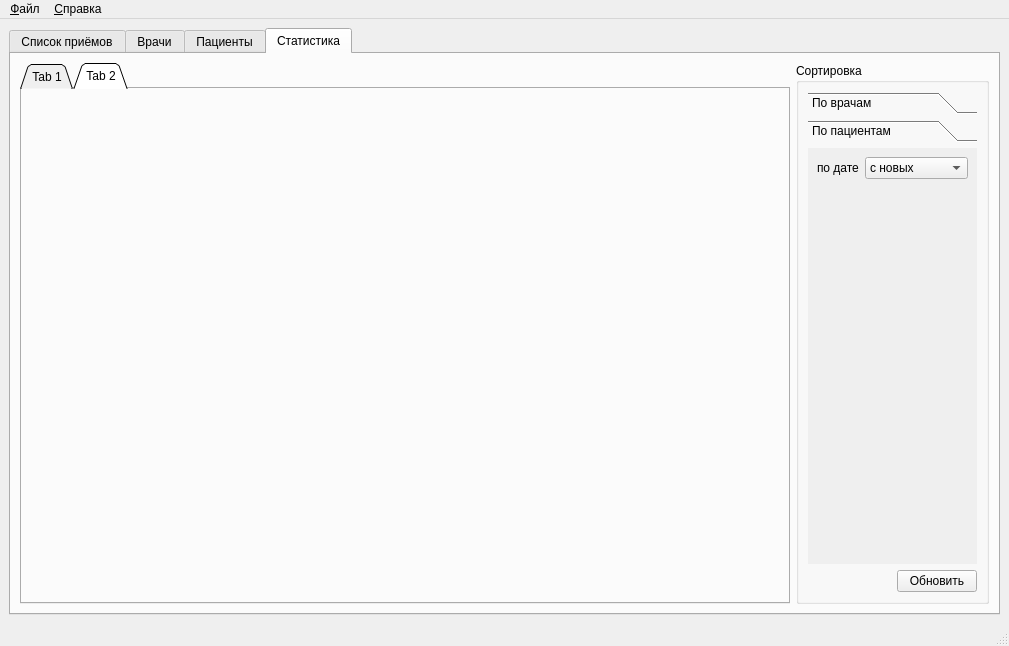
First picture: the form in src/mainwindow.ui, repository MM-Collaboration/Hospital-Finance-Tracing, before the edit.
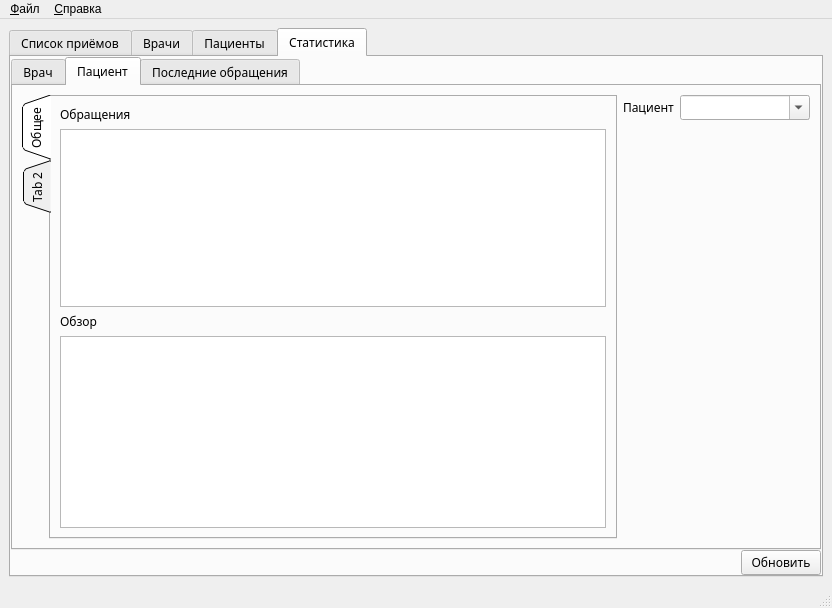
Second picture: the form after the edit. The open tabs and pages were chosen to show the change.

The edit to the form file:
```diff
--- a/src/mainwindow.ui
+++ b/src/mainwindow.ui
@@ -6,8 +6,8 @@
    <rect>
     <x>0</x>
     <y>0</y>
-    <width>1009</width>
-    <height>646</height>
+    <width>832</width>
+    <height>608</height>
    </rect>
   </property>
   <property name="windowTitle">
@@ -17,6 +17,13 @@
    <layout class="QVBoxLayout" name="verticalLayout">
     <item>
      <widget class="QTabWidget" name="tabWidget">
+      <property name="font">
+       <font>
+        <family>Sans Serif</family>
+        <pointsize>9</pointsize>
+        <bold>false</bold>
+       </font>
+      </property>
       <property name="currentIndex">
        <number>3</number>
       </property>
@@ -27,12 +34,25 @@
        <bool>false</bool>
       </property>
       <widget class="QWidget" name="tab_appointments_list">
+       <property name="font">
+        <font>
+         <family>Sans Serif</family>
+         <pointsize>9</pointsize>
+         <bold>false</bold>
+        </font>
+       </property>
        <attribute name="title">
         <string>Список приёмов</string>
        </attribute>
-       <layout class="QHBoxLayout" name="horizontalLayout_2" stretch="3,1">
+       <layout class="QHBoxLayout" name="horizontalLayout_2" stretch="1,0">
         <item>
          <widget class="QTableView" name="tableView_visits">
+          <property name="sizePolicy">
+           <sizepolicy hsizetype="Expanding" vsizetype="Expanding">
+            <horstretch>0</horstretch>
+            <verstretch>0</verstretch>
+           </sizepolicy>
+          </property>
           <property name="frameShape">
            <enum>QFrame::StyledPanel</enum>
           </property>
@@ -121,6 +141,9 @@
            <layout class="QHBoxLayout" name="horizontalLayout_6">
             <item>
              <widget class="QPushButton" name="btn_edit_appointment">
+              <property name="enabled">
+               <bool>false</bool>
+              </property>
               <property name="text">
                <string>Изменить</string>
               </property>
@@ -228,10 +251,17 @@
        </layout>
       </widget>
       <widget class="QWidget" name="tab_doctors_list">
+       <property name="font">
+        <font>
+         <family>Sans Serif</family>
+         <pointsize>9</pointsize>
+         <bold>false</bold>
+        </font>
+       </property>
        <attribute name="title">
         <string>Врачи</string>
        </attribute>
-       <layout class="QHBoxLayout" name="horizontalLayout_5" stretch="2,1">
+       <layout class="QHBoxLayout" name="horizontalLayout_5" stretch="1,0">
         <item>
          <widget class="QTableView" name="tableView_doctors">
           <property name="autoScrollMargin">
@@ -327,10 +357,17 @@
        </layout>
       </widget>
       <widget class="QWidget" name="tab_patients_list">
+       <property name="font">
+        <font>
+         <family>Sans Serif</family>
+         <pointsize>9</pointsize>
+         <bold>false</bold>
+        </font>
+       </property>
        <attribute name="title">
         <string>Пациенты</string>
        </attribute>
-       <layout class="QHBoxLayout" name="horizontalLayout_8" stretch="2,1">
+       <layout class="QHBoxLayout" name="horizontalLayout_8" stretch="1,0">
         <item>
          <widget class="QTableView" name="tableView_patients">
           <property name="autoScrollMargin">
@@ -523,12 +560,60 @@
        </layout>
       </widget>
       <widget class="QWidget" name="tab_stat">
+       <property name="font">
+        <font>
+         <family>Sans Serif</family>
+         <pointsize>9</pointsize>
+         <bold>false</bold>
+        </font>
+       </property>
        <attribute name="title">
         <string>Статистика</string>
        </attribute>
-       <layout class="QHBoxLayout" name="horizontalLayout_3" stretch="4,1">
+       <layout class="QVBoxLayout" name="verticalLayout_2">
+        <property name="spacing">
+         <number>0</number>
+        </property>
+        <property name="leftMargin">
+         <number>0</number>
+        </property>
+        <property name="topMargin">
+         <number>0</number>
+        </property>
+        <property name="rightMargin">
+         <number>0</number>
+        </property>
+        <property name="bottomMargin">
+         <number>0</number>
+        </property>
         <item>
-         <widget class="QTabWidget" name="tabWidget_2">
+         <widget class="QTabWidget" name="tabWidget_stat">
+          <property name="font">
+           <font>
+            <family>Sans Serif</family>
+            <pointsize>9</pointsize>
+            <bold>false</bold>
+           </font>
+          </property>
+          <property name="styleSheet">
+           <string notr="true">QTabWidget::tab-bar {
+	
+	font: 9pt &quot;Sans Serif&quot;;
+ }</string>
+          </property>
+          <property name="currentIndex">
+           <number>2</number>
+          </property>
+          <widget class="QWidget" name="doctors">
+           <attribute name="title">
+            <string>Врач</string>
+           </attribute>
+           <layout class="QHBoxLayout" name="horizontalLayout_3" stretch="1,0">
+            <item>
+             <widget class="QTabWidget" name="tabWidget_statistic">
+              <property name="tabPosition">
+               <enum>QTabWidget::West</enum>
+              </property>
           <property name="tabShape">
            <enum>QTabWidget::Triangular</enum>
           </property>
@@ -541,20 +626,33 @@
           <property name="tabBarAutoHide">
            <bool>false</bool>
           </property>
-          <widget class="QWidget" name="tab">
+              <widget class="QWidget" name="common">
            <attribute name="title">
-            <string>Tab 1</string>
+                <string>Общее</string>
            </attribute>
            <layout class="QVBoxLayout" name="verticalLayout_4">
             <item>
-             <widget class="QLabel" name="label">
+                 <widget class="QLabel" name="label_doctorVisits">
               <property name="text">
-               <string>Цены всех приёмов</string>
+                   <string>Приёмы</string>
               </property>
              </widget>
             </item>
             <item>
-             <widget class="QListView" name="listView_statAll"/>
+                 <widget class="QTableWidget" name="tableWidget_doctorStat">
+                  <property name="editTriggers">
+                   <set>QAbstractItemView::NoEditTriggers</set>
+                  </property>
+                  <property name="selectionBehavior">
+                   <enum>QAbstractItemView::SelectRows</enum>
+                  </property>
+                  <property name="textElideMode">
+                   <enum>Qt::ElideNone</enum>
+                  </property>
+                  <property name="sortingEnabled">
+                   <bool>true</bool>
+                  </property>
+                 </widget>
             </item>
             <item>
              <widget class="QLabel" name="label_8">
@@ -564,50 +662,30 @@
              </widget>
             </item>
             <item>
-             <widget class="QTextBrowser" name="textBrowser_statReview"/>
+                 <widget class="QTextBrowser" name="textBrowser_statReview">
+                  <property name="sizePolicy">
+                   <sizepolicy hsizetype="Expanding" vsizetype="Minimum">
+                    <horstretch>0</horstretch>
+                    <verstretch>0</verstretch>
+                   </sizepolicy>
+                  </property>
+                 </widget>
             </item>
            </layout>
           </widget>
-          <widget class="QWidget" name="tab_2">
+              <widget class="QWidget" name="tab_charts">
            <attribute name="title">
             <string>Tab 2</string>
            </attribute>
-           <widget class="QWidget" name="widget" native="true">
-            <property name="geometry">
-             <rect>
-              <x>80</x>
-              <y>350</y>
-              <width>120</width>
-              <height>80</height>
-             </rect>
-            </property>
-           </widget>
-          </widget>
-         </widget>
+               <layout class="QVBoxLayout" name="verticalLayout_5">
+                <item>
+                 <layout class="QVBoxLayout" name="verticalLayout_charts"/>
+                </item>
+               </layout>
+              </widget>
+             </widget>
         </item>
         <item>
-         <widget class="QGroupBox" name="groupBox">
-          <property name="title">
-           <string>Сортировка</string>
-          </property>
-          <layout class="QVBoxLayout" name="verticalLayout_3">
-           <item>
-            <widget class="QToolBox" name="toolBox">
-             <property name="currentIndex">
-              <number>0</number>
-             </property>
-             <widget class="QWidget" name="page">
-              <property name="geometry">
-               <rect>
-                <x>0</x>
-                <y>0</y>
-                <width>169</width>
-                <height>394</height>
-               </rect>
-              </property>
-              <attribute name="label">
-               <string>По врачам</string>
-              </attribute>
               <layout class="QFormLayout" name="formLayout_3">
                <item row="0" column="0">
                 <widget class="QLabel" name="label_2">
@@ -621,55 +699,184 @@
                  <property name="enabled">
                   <bool>true</bool>
                  </property>
+                <property name="minimumSize">
+                 <size>
+                  <width>130</width>
+                  <height>0</height>
+                 </size>
+                </property>
                  <property name="editable">
                   <bool>true</bool>
                  </property>
                 </widget>
                </item>
               </layout>
-             </widget>
-             <widget class="QWidget" name="page_2">
-              <property name="geometry">
-               <rect>
-                <x>0</x>
-                <y>0</y>
-                <width>151</width>
-                <height>43</height>
-               </rect>
+            </item>
+           </layout>
+          </widget>
+          <widget class="QWidget" name="tab_3">
+           <attribute name="title">
+            <string>Пациент</string>
+           </attribute>
+           <layout class="QHBoxLayout" name="horizontalLayout_9" stretch="1,0">
+            <item>
+             <widget class="QTabWidget" name="tabWidget_statistic_2">
+              <property name="sizePolicy">
+               <sizepolicy hsizetype="Expanding" vsizetype="Expanding">
+                <horstretch>0</horstretch>
+                <verstretch>0</verstretch>
+               </sizepolicy>
               </property>
-              <attribute name="label">
-               <string>По пациентам</string>
-              </attribute>
+              <property name="tabPosition">
+               <enum>QTabWidget::West</enum>
+              </property>
+              <property name="tabShape">
+               <enum>QTabWidget::Triangular</enum>
+              </property>
+              <property name="currentIndex">
+               <number>0</number>
+              </property>
+              <property name="movable">
+               <bool>true</bool>
+              </property>
+              <property name="tabBarAutoHide">
+               <bool>false</bool>
+              </property>
+              <widget class="QWidget" name="common_2">
+               <attribute name="title">
+                <string>Общее</string>
+               </attribute>
+               <layout class="QVBoxLayout" name="verticalLayout_7">
+                <item>
+                 <widget class="QLabel" name="label_patientVisit">
+                  <property name="text">
+                   <string>Обращения</string>
+                  </property>
+                 </widget>
+                </item>
+                <item>
+                 <widget class="QTableWidget" name="tableWidget_doctorStat_2">
+                  <property name="editTriggers">
+                   <set>QAbstractItemView::NoEditTriggers</set>
+                  </property>
+                  <property name="selectionBehavior">
+                   <enum>QAbstractItemView::SelectRows</enum>
+                  </property>
+                  <property name="textElideMode">
+                   <enum>Qt::ElideNone</enum>
+                  </property>
+                  <property name="sortingEnabled">
+                   <bool>true</bool>
+                  </property>
+                 </widget>
+                </item>
+                <item>
+                 <widget class="QLabel" name="label_9">
+                  <property name="text">
+                   <string>Обзор</string>
+                  </property>
+                 </widget>
+                </item>
+                <item>
+                 <widget class="QTextBrowser" name="textBrowser_patientReview">
+                  <property name="sizePolicy">
+                   <sizepolicy hsizetype="Expanding" vsizetype="Minimum">
+                    <horstretch>0</horstretch>
+                    <verstretch>0</verstretch>
+                   </sizepolicy>
+                  </property>
+                 </widget>
+                </item>
+               </layout>
+              </widget>
+              <widget class="QWidget" name="tab_charts_2">
+               <attribute name="title">
+                <string>Tab 2</string>
+               </attribute>
+               <layout class="QVBoxLayout" name="verticalLayout_8">
+                <item>
+                 <layout class="QVBoxLayout" name="verticalLayout_charts_2"/>
+                </item>
+               </layout>
+              </widget>
+             </widget>
+            </item>
+            <item>
               <layout class="QFormLayout" name="formLayout_4">
+              <property name="fieldGrowthPolicy">
+               <enum>QFormLayout::AllNonFixedFieldsGrow</enum>
+              </property>
                <item row="0" column="0">
                 <widget class="QLabel" name="label_3">
                  <property name="text">
-                  <string>по дате</string>
+                 <string>Пациент</string>
                  </property>
                 </widget>
                </item>
                <item row="0" column="1">
-                <widget class="QComboBox" name="comboBox_2">
-                 <item>
-                  <property name="text">
-                   <string>с новых</string>
-                  </property>
-                 </item>
+               <widget class="QComboBox" name="comboBox_statPatient">
+                <property name="sizePolicy">
+                 <sizepolicy hsizetype="Expanding" vsizetype="Fixed">
+                  <horstretch>0</horstretch>
+                  <verstretch>0</verstretch>
+                 </sizepolicy>
+                </property>
+                <property name="minimumSize">
+                 <size>
+                  <width>130</width>
+                  <height>0</height>
+                 </size>
+                </property>
+                <property name="editable">
+                 <bool>true</bool>
+                </property>
+               </widget>
+              </item>
+             </layout>
+            </item>
+           </layout>
+          </widget>
+          <widget class="QWidget" name="latestVisitsOfPatients">
+           <attribute name="title">
+            <string>Последние обращения</string>
+           </attribute>
+           <layout class="QHBoxLayout" name="horizontalLayout_7" stretch="1">
                  <item>
+             <layout class="QVBoxLayout" name="verticalLayout_3">
+              <item>
+               <widget class="QLabel" name="label">
                   <property name="text">
-                   <string>со старых</string>
-                  </property>
-                 </item>
+                 <string>Последнии обращения пациентов</string>
+                </property>
+               </widget>
+              </item>
+              <item>
+               <widget class="QTableWidget" name="tableWidget_patientsStat">
+                <property name="editTriggers">
+                 <set>QAbstractItemView::NoEditTriggers</set>
+                </property>
+                <property name="selectionBehavior">
+                 <enum>QAbstractItemView::SelectRows</enum>
+                </property>
+                <property name="textElideMode">
+                 <enum>Qt::ElideNone</enum>
+                </property>
+                <property name="sortingEnabled">
+                 <bool>true</bool>
+                </property>
                 </widget>
                </item>
               </layout>
+            </item>
+           </layout>
              </widget>
             </widget>
            </item>
-           <item>
-            <layout class="QVBoxLayout" name="verticalLayout_2">
              <item>
               <layout class="QHBoxLayout" name="horizontalLayout">
+          <property name="spacing">
+           <number>6</number>
+          </property>
                <item>
                 <spacer name="horizontalSpacer">
                  <property name="orientation">
@@ -696,11 +903,6 @@
               </layout>
              </item>
             </layout>
-           </item>
-          </layout>
-         </widget>
-        </item>
-       </layout>
       </widget>
      </widget>
     </item>
@@ -711,7 +913,7 @@
     <rect>
      <x>0</x>
      <y>0</y>
-     <width>1009</width>
+     <width>832</width>
      <height>22</height>
     </rect>
    </property>
```
Left out of the diff: 2 changed lines with no effect on the pictures. Lines whose indentation alone changed are shown as unchanged.
